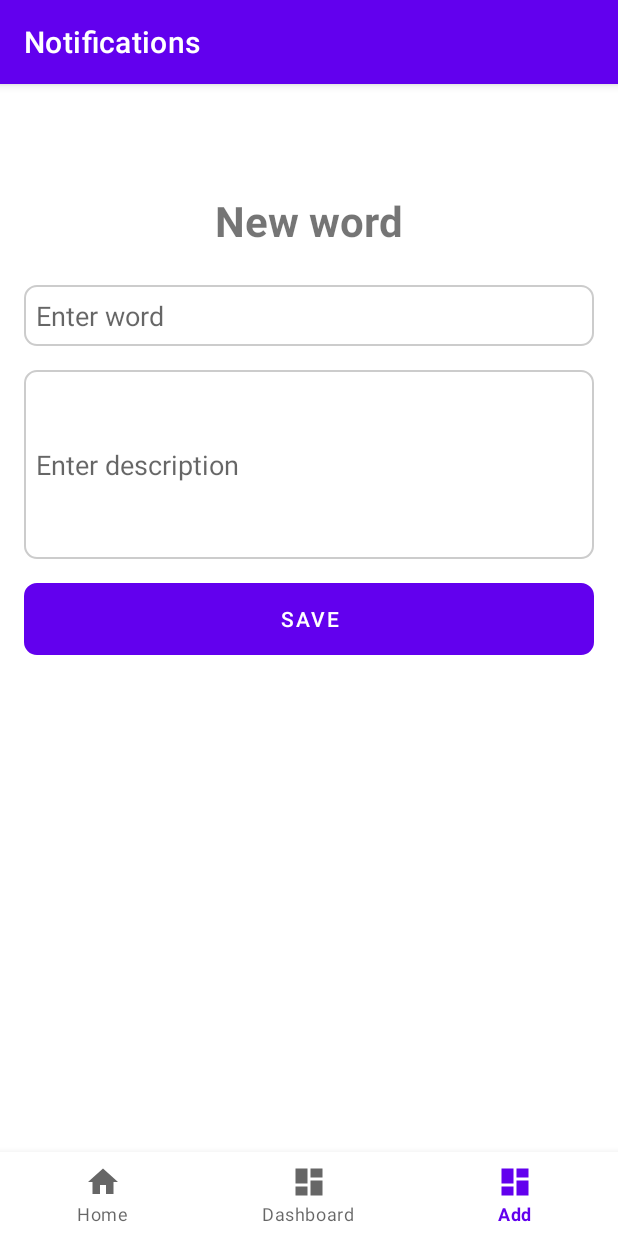
After one commit to izutsumiii/flashcard-android-app, an Android app: the Form screen opened through its navigation route, on a phone screen of 412 x 824 dp. The commit adds this screen. Run offline under Robolectric (Android 15) with nearby library versions, the phone set to English and light mode, and no system bars; our stand-ins replace navigation-ui.

Commit message:
Create a form to add word

```diff
--- a/app/src/main/java/com/example/flashcard/MainActivity.java
+++ b/app/src/main/java/com/example/flashcard/MainActivity.java
@@ -27,7 +27,7 @@ public class MainActivity extends AppCompatActivity {
         // Passing each menu ID as a set of Ids because each
         // menu should be considered as top level destinations.
         AppBarConfiguration appBarConfiguration = new AppBarConfiguration.Builder(
-                R.id.navigation_home, R.id.navigation_dashboard, R.id.navigation_notifications)
+                R.id.navigation_home, R.id.navigation_dashboard, R.id.navigation_add)
                 .build();
         NavController navController = Navigation.findNavController(this, R.id.nav_host_fragment_activity_main);
         NavigationUI.setupActionBarWithNavController(this, navController, appBarConfiguration);
--- /dev/null
+++ b/app/src/main/java/com/example/flashcard/ui/form/Form.java
@@ -0,0 +1,66 @@
+package com.example.flashcard.ui.form;
+
+import android.os.Bundle;
+
+import androidx.fragment.app.Fragment;
+
+import android.view.LayoutInflater;
+import android.view.View;
+import android.view.ViewGroup;
+
+import com.example.flashcard.R;
+
+/**
+ * A simple {@link Fragment} subclass.
+ * Use the {@link Form#newInstance} factory method to
+ * create an instance of this fragment.
+ */
+public class Form extends Fragment {
+
+    // TODO: Rename parameter arguments, choose names that match
+    // the fragment initialization parameters, e.g. ARG_ITEM_NUMBER
+    private static final String ARG_PARAM1 = "param1";
+    private static final String ARG_PARAM2 = "param2";
+
+    // TODO: Rename and change types of parameters
+    private String mParam1;
+    private String mParam2;
+
+    public Form() {
+        // Required empty public constructor
+    }
+
+    /**
+     * Use this factory method to create a new instance of
+     * this fragment using the provided parameters.
+     *
+     * @param param1 Parameter 1.
+     * @param param2 Parameter 2.
+     * @return A new instance of fragment Form.
+     */
+    // TODO: Rename and change types and number of parameters
+    public static Form newInstance(String param1, String param2) {
+        Form fragment = new Form();
+        Bundle args = new Bundle();
+        args.putString(ARG_PARAM1, param1);
+        args.putString(ARG_PARAM2, param2);
+        fragment.setArguments(args);
+        return fragment;
+    }
+
+    @Override
+    public void onCreate(Bundle savedInstanceState) {
+        super.onCreate(savedInstanceState);
+        if (getArguments() != null) {
+            mParam1 = getArguments().getString(ARG_PARAM1);
+            mParam2 = getArguments().getString(ARG_PARAM2);
+        }
+    }
+
+    @Override
+    public View onCreateView(LayoutInflater inflater, ViewGroup container,
+                             Bundle savedInstanceState) {
+        // Inflate the layout for this fragment
+        return inflater.inflate(R.layout.fragment_form, container, false);
+    }
+}
--- /dev/null
+++ b/app/src/main/res/drawable/button_border_rounded.xml
@@ -0,0 +1,8 @@
+<?xml version="1.0" encoding="utf-8"?>
+<shape xmlns:android="http://schemas.android.com/apk/res/android"
+    android:shape="rectangle">
+    <corners android:radius="8dp" />
+    <stroke
+        android:width="1dp"
+        android:color="#CCCCCC" />
+</shape>
--- /dev/null
+++ b/app/src/main/res/drawable/edit_text_border_rounded.xml
@@ -0,0 +1,13 @@
+<?xml version="1.0" encoding="utf-8"?>
+<shape xmlns:android="http://schemas.android.com/apk/res/android"
+    android:shape="rectangle">
+    <corners android:radius="8dp" />
+    <stroke
+        android:width="1dp"
+        android:color="#CCCCCC" />
+    <padding
+        android:bottom="8dp"
+        android:left="8dp"
+        android:right="8dp"
+        android:top="8dp" />
+</shape>
--- /dev/null
+++ b/app/src/main/res/layout/fragment_form.xml
@@ -0,0 +1,45 @@
+<?xml version="1.0" encoding="utf-8"?>
+<RelativeLayout xmlns:android="http://schemas.android.com/apk/res/android"
+    android:layout_width="match_parent"
+    android:layout_height="match_parent"
+    android:padding="16dp">
+
+    <TextView
+        android:id="@+id/titleTextView"
+        android:layout_width="wrap_content"
+        android:layout_height="wrap_content"
+        android:layout_centerHorizontal="true"
+        android:layout_marginBottom="4sp"
+        android:text="New word"
+        android:textSize="28sp"
+        android:textStyle="bold" />
+
+    <EditText
+        android:id="@+id/wordEditText"
+        android:layout_width="match_parent"
+        android:layout_height="wrap_content"
+        android:layout_below="@id/titleTextView"
+        android:layout_marginTop="20dp"
+        android:background="@drawable/edit_text_border_rounded"
+        android:hint="Enter word" />
+
+    <EditText
+        android:id="@+id/descriptionEditText"
+        android:layout_width="match_parent"
+        android:layout_height="wrap_content"
+        android:layout_below="@id/wordEditText"
+        android:layout_marginTop="16dp"
+        android:background="@drawable/edit_text_border_rounded"
+        android:hint="Enter description"
+        android:inputType="textMultiLine"
+        android:lines="5" />
+
+    <Button
+        android:id="@+id/saveButton"
+        android:layout_width="match_parent"
+        android:layout_height="wrap_content"
+        android:layout_below="@id/descriptionEditText"
+        android:layout_marginTop="16dp"
+        android:background="@drawable/button_border_rounded"
+        android:text="Save" />
+</RelativeLayout>
--- a/app/src/main/res/menu/bottom_nav_menu.xml
+++ b/app/src/main/res/menu/bottom_nav_menu.xml
@@ -11,4 +11,9 @@
         android:icon="@drawable/ic_dashboard_black_24dp"
         android:title="@string/title_dashboard" />
 
+    <item
+        android:id="@+id/navigation_add"
+        android:icon="@drawable/ic_dashboard_black_24dp"
+        android:title="Add" />
+
 </menu>
--- a/app/src/main/res/navigation/mobile_navigation.xml
+++ b/app/src/main/res/navigation/mobile_navigation.xml
@@ -18,8 +18,8 @@
         tools:layout="@layout/fragment_dashboard" />
 
     <fragment
-        android:id="@+id/navigation_notifications"
-        android:name="com.example.flashcard.ui.notifications.NotificationsFragment"
+        android:id="@+id/navigation_add"
+        android:name="com.example.flashcard.ui.form.Form"
         android:label="@string/title_notifications"
-        tools:layout="@layout/fragment_notifications" />
+        tools:layout="@layout/fragment_form" />
 </navigation>
--- a/app/src/main/res/values/strings.xml
+++ b/app/src/main/res/values/strings.xml
@@ -3,4 +3,6 @@
     <string name="title_home">Home</string>
     <string name="title_dashboard">Dashboard</string>
     <string name="title_notifications">Notifications</string>
+    <!-- TODO: Remove or change this placeholder text -->
+    <string name="hello_blank_fragment">Hello blank fragment</string>
 </resources>
```
Also changed, not shown: app/src/main/res/layout/fragment_dashboard.xml (+38 -15 lines).
